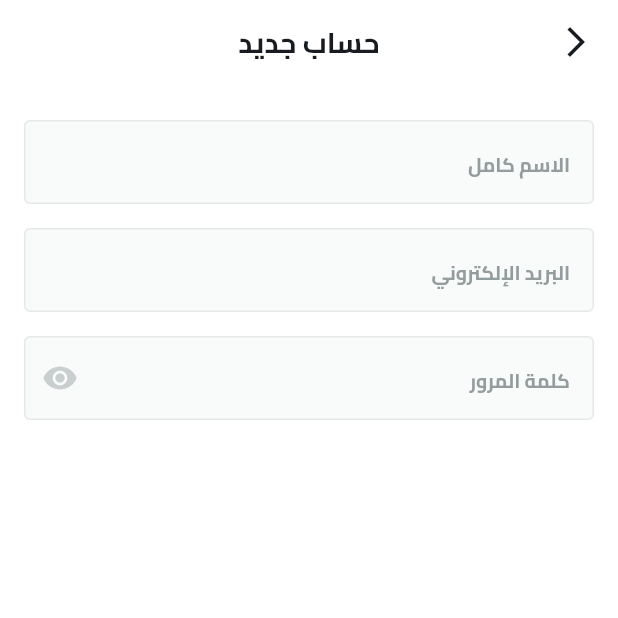
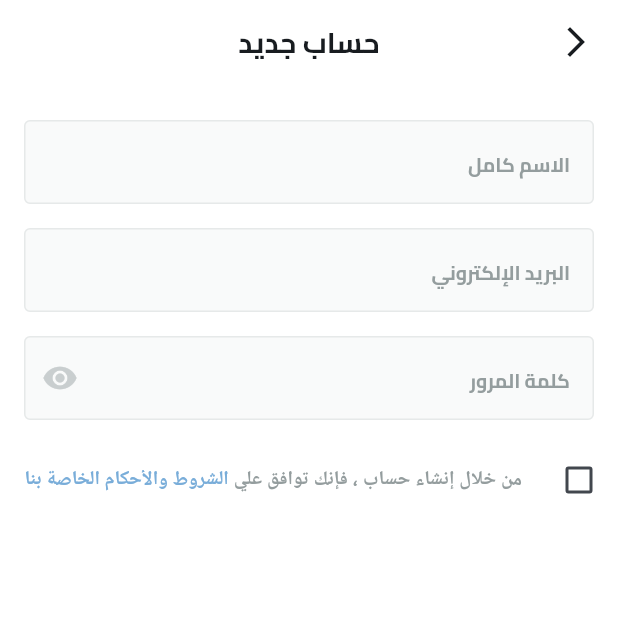
Before and after one commit to abdulrahmanibrahimdawood/E-Commerce, a Flutter app: the SignupView screen opened by its route, on a phone screen of 412 x 824 dp, the top half of it. Run offline on Flutter 3.47's test engine with Material 3 defaults, Android fonts, the phone set to English and light mode, and no system bars; our stand-ins replace dots_indicator, flutter_svg, shared_preferences; accounts and stored records are empty.

Commit message:
terms and condations

```diff
--- a/lib/features/auth/presentation/views/widgets/signup_view_body.dart
+++ b/lib/features/auth/presentation/views/widgets/signup_view_body.dart
@@ -1,5 +1,6 @@
 import 'package:e_commerce/constants.dart';
 import 'package:e_commerce/core/widgets/custom_text_form_feild.dart';
+import 'package:e_commerce/features/auth/presentation/views/widgets/terms_and_condations.dart';
 import 'package:flutter/material.dart';
 
 class SignupViewBody extends StatelessWidget {
@@ -29,6 +30,7 @@ class SignupViewBody extends StatelessWidget {
               textInputType: TextInputType.emailAddress,
             ),
             SizedBox(height: 16),
+            TermsAndCondations(),
           ],
         ),
       ),
--- /dev/null
+++ b/lib/features/auth/presentation/views/widgets/terms_and_condations.dart
@@ -0,0 +1,41 @@
+import 'package:e_commerce/constants.dart';
+import 'package:e_commerce/core/utils/app_colors.dart';
+import 'package:e_commerce/core/utils/app_text_styles.dart';
+import 'package:flutter/material.dart';
+
+class TermsAndCondations extends StatelessWidget {
+  const TermsAndCondations({super.key});
+
+  @override
+  Widget build(BuildContext context) {
+    return Row(
+      children: [
+        Transform.translate(
+          offset: Offset(14, 0),
+          child: Checkbox(value: false, onChanged: (value) {}),
+        ),
+        SizedBox(
+          width: MediaQuery.sizeOf(context).width - kHorizontalPadding * 2 - 48,
+          child: Text.rich(
+            TextSpan(
+              children: [
+                TextSpan(
+                  text: 'من خلال إنشاء حساب ، فإنك توافق علي ',
+                  style: TextStyles.semiBold13.copyWith(
+                    color: Color(0xff949D9E),
+                  ),
+                ),
+                TextSpan(
+                  text: 'الشروط والأحكام الخاصة بنا',
+                  style: TextStyles.semiBold13.copyWith(
+                    color: AppColors.lightPrimaryColor,
+                  ),
+                ),
+              ],
+            ),
+          ),
+        ),
+      ],
+    );
+  }
+}
```
